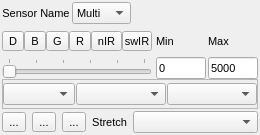
Before: the Qt Designer form timeseriesviewer/ui/mapviewrendersettings.ui in jakimowb/eo-time-series-viewer, drawn with Qt 5.
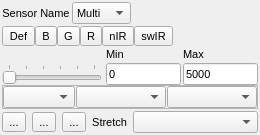
After: the same form once the commit is applied. The open tabs and pages were chosen to show the change. Icons and pictures are not drawn. Custom widgets are drawn as their Qt base class.

Commit message: added QgisTsvBridge.addLayersToQGIS(mapLayers) UI fixes

The edit to the form file:
```diff
--- a/timeseriesviewer/ui/mapviewrendersettings.ui
+++ b/timeseriesviewer/ui/mapviewrendersettings.ui
@@ -544,12 +544,18 @@
       </layout>
      </widget>
      <widget class="QWidget" name="pageSingleBand">
+      <property name="sizePolicy">
+       <sizepolicy hsizetype="Minimum" vsizetype="Minimum">
+        <horstretch>0</horstretch>
+        <verstretch>0</verstretch>
+       </sizepolicy>
+      </property>
       <property name="font">
        <font>
         <pointsize>8</pointsize>
        </font>
       </property>
-      <layout class="QGridLayout" name="gridLayout">
+      <layout class="QGridLayout" name="gridLayout" columnstretch="2,0,0,0,0">
        <property name="horizontalSpacing">
         <number>2</number>
        </property>
@@ -559,11 +565,41 @@
        <property name="margin">
         <number>0</number>
        </property>
-       <item row="3" column="1">
+       <item row="4" column="4">
+        <widget class="QLineEdit" name="tbSingleBandMax">
+         <property name="sizePolicy">
+          <sizepolicy hsizetype="Preferred" vsizetype="Fixed">
+           <horstretch>0</horstretch>
+           <verstretch>0</verstretch>
+          </sizepolicy>
+         </property>
+         <property name="minimumSize">
+          <size>
+           <width>50</width>
+           <height>0</height>
+          </size>
+         </property>
+         <property name="font">
+          <font>
+           <pointsize>8</pointsize>
+          </font>
+         </property>
+         <property name="text">
+          <string>5000</string>
+         </property>
+        </widget>
+       </item>
+       <item row="4" column="1">
         <widget class="QSlider" name="sliderSingleBand">
+         <property name="sizePolicy">
+          <sizepolicy hsizetype="Expanding" vsizetype="Fixed">
+           <horstretch>0</horstretch>
+           <verstretch>0</verstretch>
+          </sizepolicy>
+         </property>
          <property name="minimumSize">
           <size>
-           <width>0</width>
+           <width>100</width>
            <height>0</height>
           </size>
          </property>
@@ -590,7 +626,25 @@
          </property>
         </widget>
        </item>
-       <item row="8" column="1" colspan="4">
+       <item row="4" column="3">
+        <widget class="QLineEdit" name="tbSingleBandMin">
+         <property name="minimumSize">
+          <size>
+           <width>50</width>
+           <height>0</height>
+          </size>
+         </property>
+         <property name="font">
+          <font>
+           <pointsize>8</pointsize>
+          </font>
+         </property>
+         <property name="text">
+          <string>0</string>
+         </property>
+        </widget>
+       </item>
+       <item row="9" column="1" colspan="4">
         <widget class="QFrame" name="frame">
          <property name="minimumSize">
           <size>
@@ -604,7 +658,7 @@
          <property name="frameShadow">
           <enum>QFrame::Raised</enum>
          </property>
-         <layout class="QGridLayout" name="gridLayout_4">
+         <layout class="QGridLayout" name="gridLayout_4" columnstretch="0,0,0,0">
           <property name="horizontalSpacing">
            <number>1</number>
           </property>
@@ -662,7 +716,21 @@
          </layout>
         </widget>
        </item>
-       <item row="2" column="1">
+       <item row="3" column="3">
+        <widget class="QLabel" name="labelMin_2">
+         <property name="text">
+          <string>Min</string>
+         </property>
+        </widget>
+       </item>
+       <item row="3" column="4">
+        <widget class="QLabel" name="labelMax_2">
+         <property name="text">
+          <string>Max</string>
+         </property>
+        </widget>
+       </item>
+       <item row="2" column="1" colspan="4">
         <widget class="QFrame" name="bntBarSB">
          <property name="minimumSize">
           <size>
@@ -685,7 +753,7 @@
              </font>
             </property>
             <property name="text">
-             <string>D</string>
+             <string>Def</string>
             </property>
            </widget>
           </item>
@@ -739,65 +807,22 @@
             </property>
            </widget>
           </item>
+          <item>
+           <spacer name="horizontalSpacer_3">
+            <property name="orientation">
+             <enum>Qt::Horizontal</enum>
+            </property>
+            <property name="sizeHint" stdset="0">
+             <size>
+              <width>40</width>
+              <height>20</height>
+             </size>
+            </property>
+           </spacer>
+          </item>
          </layout>
         </widget>
        </item>
-       <item row="2" column="3">
-        <widget class="QLabel" name="labelMin_2">
-         <property name="text">
-          <string>Min</string>
-         </property>
-        </widget>
-       </item>
-       <item row="3" column="3">
-        <widget class="QLineEdit" name="tbSingleBandMin">
-         <property name="minimumSize">
-          <size>
-           <width>50</width>
-           <height>0</height>
-          </size>
-         </property>
-         <property name="font">
-          <font>
-           <pointsize>8</pointsize>
-          </font>
-         </property>
-         <property name="text">
-          <string>0</string>
-         </property>
-        </widget>
-       </item>
-       <item row="2" column="4">
-        <widget class="QLabel" name="labelMax_2">
-         <property name="text">
-          <string>Max</string>
-         </property>
-        </widget>
-       </item>
-       <item row="3" column="4">
-        <widget class="QLineEdit" name="tbSingleBandMax">
-         <property name="sizePolicy">
-          <sizepolicy hsizetype="Preferred" vsizetype="Fixed">
-           <horstretch>0</horstretch>
-           <verstretch>0</verstretch>
-          </sizepolicy>
-         </property>
-         <property name="minimumSize">
-          <size>
-           <width>50</width>
-           <height>0</height>
-          </size>
-         </property>
-         <property name="font">
-          <font>
-           <pointsize>8</pointsize>
-          </font>
-         </property>
-         <property name="text">
-          <string>5000</string>
-         </property>
-        </widget>
-       </item>
       </layout>
      </widget>
     </widget>
```
Left out of the diff: 36 changed lines with no effect on the pictures. The commit also changes 2 other files.
